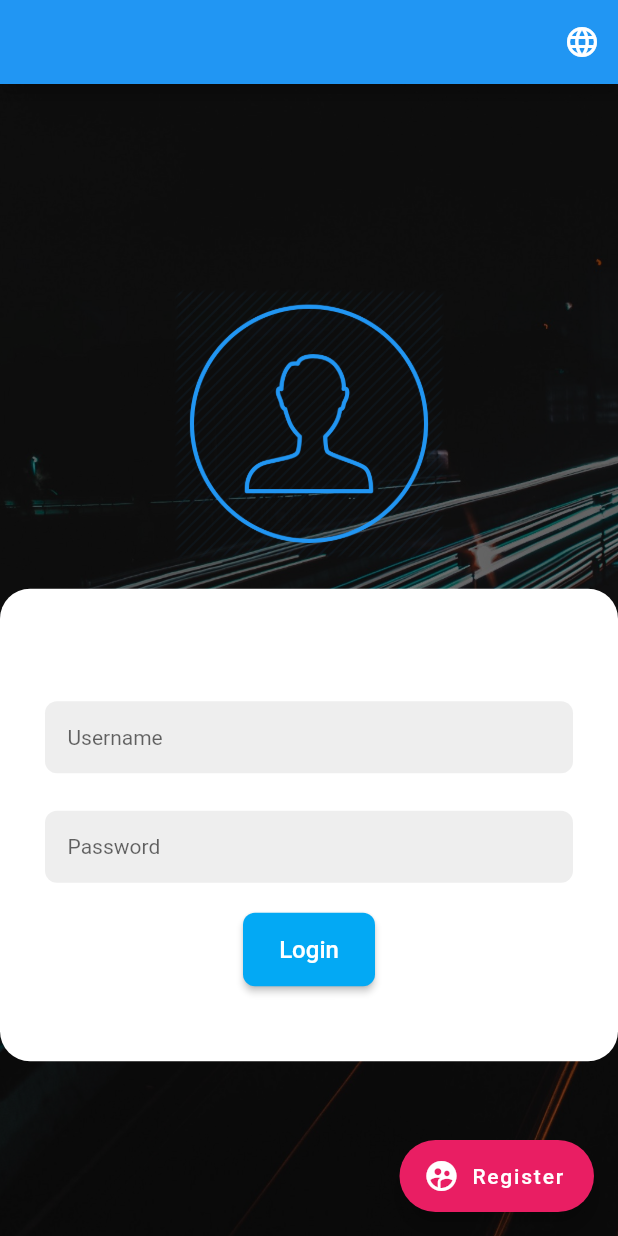
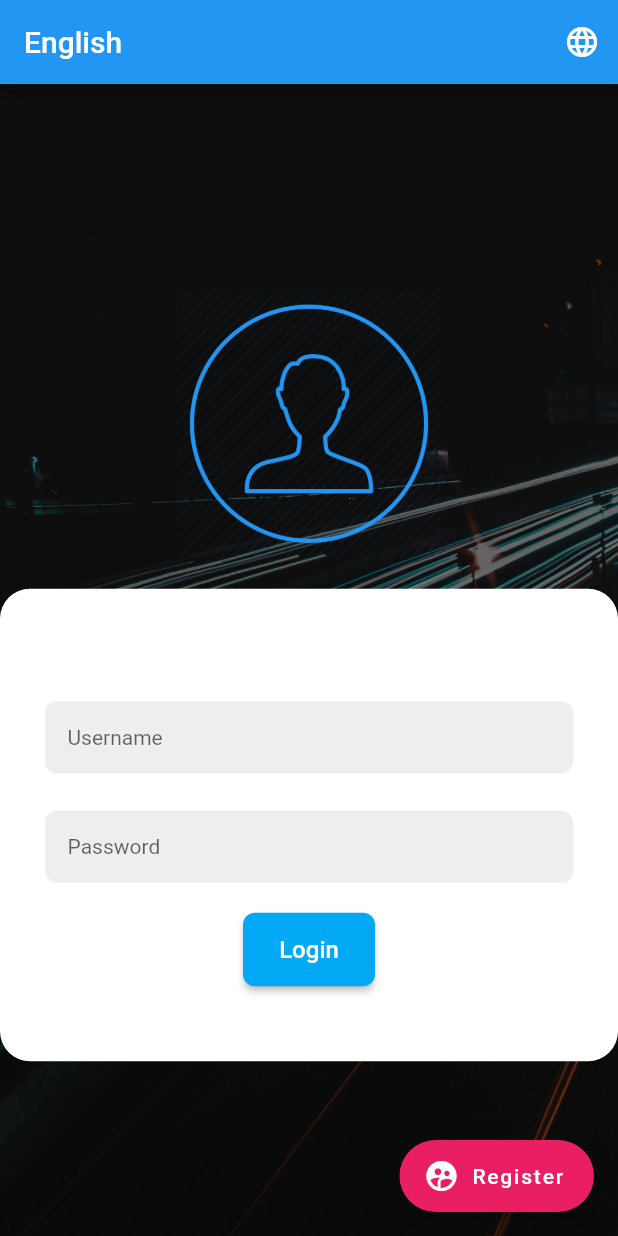
Before and after one commit to hvannak/customerportal, a Flutter app: the screen it shows after launch, on a phone screen of 412 x 824 dp. Run offline on Flutter 3.47's test engine with Material 2 defaults, Android fonts, the phone set to English and light mode, and no system bars; our stand-ins replace auto_size_text, shared_preferences.

Commit message:
fix on change language

```diff
--- a/lib/main.dart
+++ b/lib/main.dart
@@ -142,12 +142,20 @@ class _MyHomePageState extends State<MyHomePage> {
 
     });
   }
+
   _loadlanguage() async{
     SharedPreferences prefs = await SharedPreferences.getInstance();
+    String languagecode = (prefs.getString('language') ?? '');
     setState(() {
-       label = (prefs.getString('language') ?? '');
+       if(languagecode == ''){
+         label = 'English';
+         languagecode = 'en';
+       }
+       else{
+         languagecode = (label == 'English' ? 'en' : 'km');
+       }
     });
-    onLocaleChange(Locale(languagesMap[label]));
+    onLocaleChange(Locale(languagesMap[languagecode]));
   }
 
   fetchPost() async {
```
